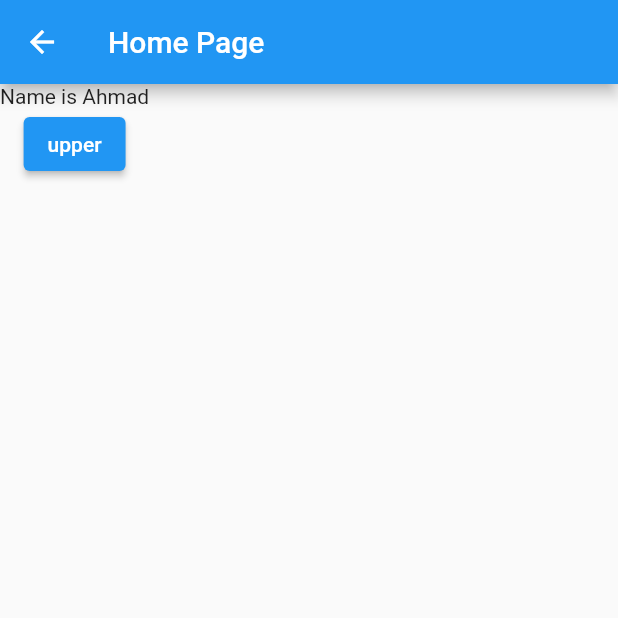
After one commit to Ahmadsaniliman/getx, a Flutter app: the GetxControllerPage screen opened directly, after a tap on "upper", on a phone screen of 412 x 824 dp, the top half of it. The commit adds this screen. Run offline on Flutter 3.47's test engine with Material 2 defaults, Android fonts, the phone set to English and light mode, and no system bars; our stand-ins replace get.

Commit message:
getx state management

```diff
--- /dev/null
+++ b/lib/obx/getx_controller.dart
@@ -0,0 +1,43 @@
+import 'package:flutter/material.dart';
+import 'package:get/get.dart';
+import 'package:getxstatemanagment/obx/student_obx.dart';
+
+class MyController extends GetxController {
+  final student = Student(
+    name: 'Ahmad',
+    age: '23',
+  );
+
+  void icreementCounter() {
+    student.name.value = student.name.value.toUpperCase();
+  }
+}
+
+class GetxControllerPage extends StatelessWidget {
+  const GetxControllerPage({Key? key}) : super(key: key);
+
+  @override
+  Widget build(BuildContext context) {
+    MyController myController = Get.put(
+      MyController(),
+    );
+    return Scaffold(
+      appBar: AppBar(
+        title: const Text('Home Page'),
+      ),
+      body: Column(
+        children: [
+          Obx(
+            () => Text('Name is ${myController.student.name}'),
+          ),
+          ElevatedButton(
+            onPressed: () {
+              myController.icreementCounter();
+            },
+            child: const Text('upper'),
+          ),
+        ],
+      ),
+    );
+  }
+}
--- a/lib/obx.dart
+++ b/lib/obx/obx.dart
@@ -6,7 +6,7 @@ class Counter extends StatelessWidget {
 
   @override
   Widget build(BuildContext context) {
-    int _counter = 0;
+    var _counter = 0.obs;
     void increement() {
       _counter++;
     }
--- /dev/null
+++ b/lib/obx/student_obx.dart
@@ -0,0 +1,44 @@
+import 'package:flutter/material.dart';
+import 'package:get/get.dart';
+
+class Student {
+//   var name = 'liman'.obs;
+//   var age = 25.obs;
+  var name;
+  var age;
+
+  Student({
+    required this.name,
+    required this.age,
+  });
+}
+
+class SudentHomePage extends StatelessWidget {
+  const SudentHomePage({Key? key}) : super(key: key);
+
+  @override
+  Widget build(BuildContext context) {
+    var student = Student(name: 'ahmad', age: 24);
+    return Scaffold(
+      appBar: AppBar(
+        title: const Text('Home Page'),
+      ),
+      body: Column(
+        children: [
+          Obx(
+            () => Text('student name {$student.name.value}'),
+          ),
+          ElevatedButton(
+            onPressed: () {
+              student.name.value = student.name.value.toUpperCase();
+              // student.update(
+              //      student.name.value = student.name.value.toUpperCase();
+              // );
+            },
+            child: const Text('Upper'),
+          ),
+        ],
+      ),
+    );
+  }
+}
```
